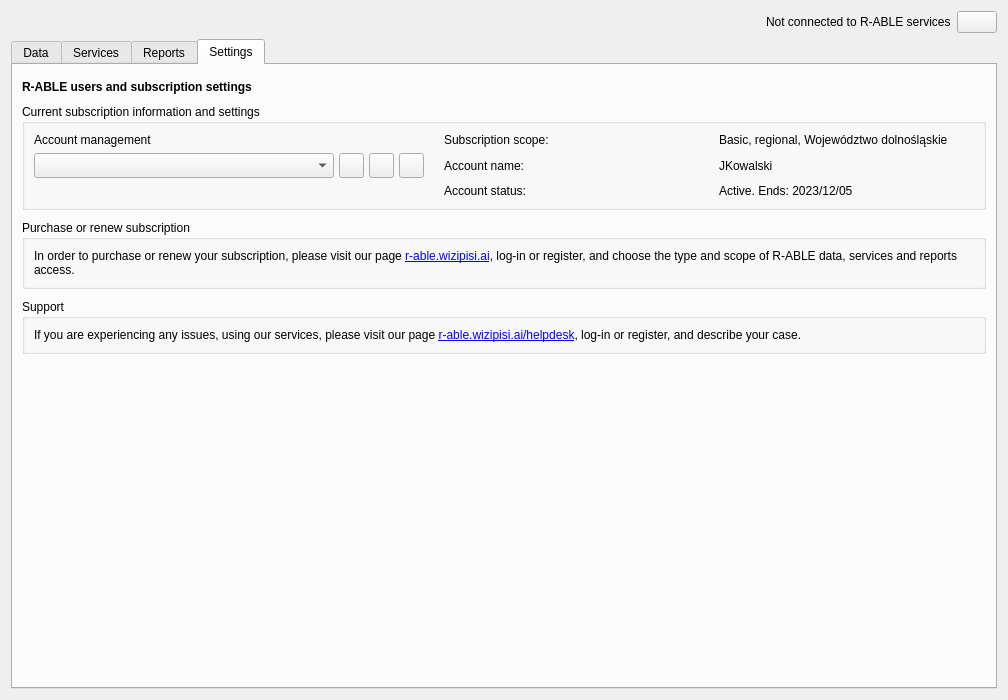
First picture: the form in zip_build/r_able/gui/r_able_dialog_base.ui, repository Przemek2829/r-able, before the edit.
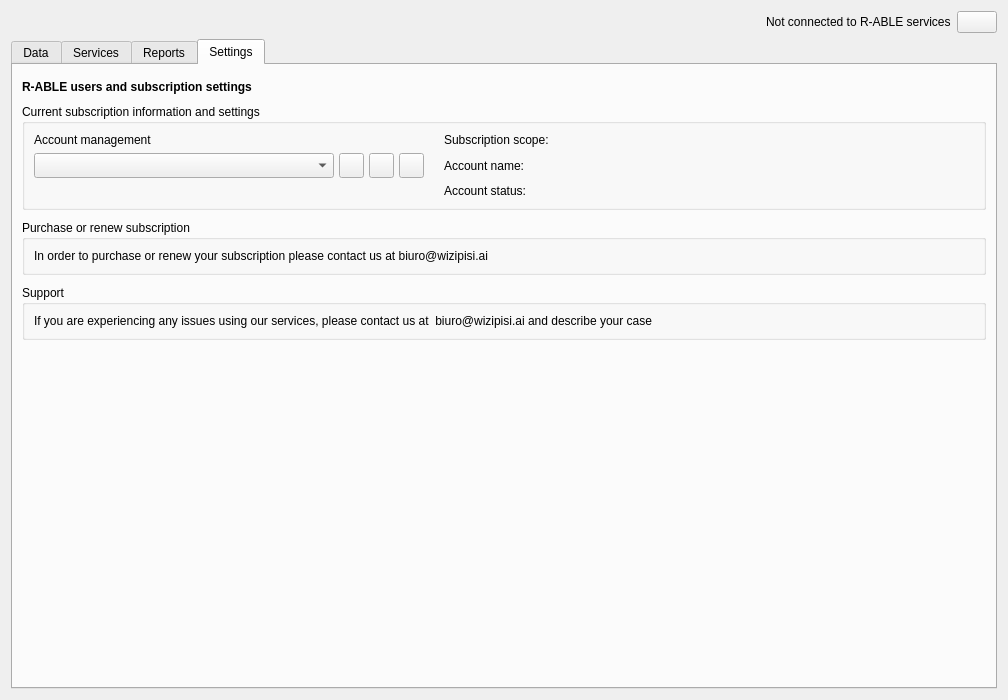
Second picture: the form after the edit. The open tabs and pages were chosen to show the change. Icons and pictures are not drawn.

The edit to the form file:
```diff
--- a/zip_build/r_able/gui/r_able_dialog_base.ui
+++ b/zip_build/r_able/gui/r_able_dialog_base.ui
@@ -1719,14 +1719,14 @@
           <item row="2" column="2">
            <widget class="QLabel" name="settings_account_status_value_label">
             <property name="text">
-             <string>Active. Ends: 2023/12/05</string>
+             <string/>
             </property>
            </widget>
           </item>
           <item row="1" column="2">
            <widget class="QLabel" name="settings_account_name_value_label">
             <property name="text">
-             <string>JKowalski</string>
+             <string/>
             </property>
            </widget>
           </item>
@@ -1845,7 +1845,7 @@
           <item row="0" column="2">
            <widget class="QLabel" name="settings_subscription_value_label">
             <property name="text">
-             <string>Basic, regional, Województwo dolnośląskie</string>
+             <string/>
             </property>
            </widget>
           </item>
@@ -1886,7 +1886,7 @@
              <bool>false</bool>
             </property>
             <property name="text">
-             <string>&lt;html&gt;&lt;head/&gt;&lt;body&gt;&lt;p&gt;In order to purchase or renew your subscription, please visit our page &lt;a href=&quot;https://r-able.wizipisi.ai&quot;&gt;&lt;span style=&quot; text-decoration: underline; color:#0000ff;&quot;&gt;r-able.wizipisi.ai&lt;/span&gt;&lt;/a&gt;, log-in or register, and choose the type and scope of R-ABLE data, services and reports access. &lt;/p&gt;&lt;/body&gt;&lt;/html&gt;</string>
+             <string>In order to purchase or renew your subscription please contact us at biuro@wizipisi.ai</string>
             </property>
             <property name="textFormat">
              <enum>Qt::AutoText</enum>
@@ -1917,7 +1917,7 @@
              <bool>false</bool>
             </property>
             <property name="text">
-             <string>&lt;html&gt;&lt;head/&gt;&lt;body&gt;&lt;p&gt;If you are experiencing any issues, using our services, please visit our page &lt;a href=&quot;https://r-able.wizipisi.ai&quot;&gt;&lt;span style=&quot; text-decoration: underline; color:#0000ff;&quot;&gt;r-able.wizipisi.ai/helpdesk&lt;/span&gt;&lt;/a&gt;, log-in or register, and describe your case.&lt;/p&gt;&lt;/body&gt;&lt;/html&gt;</string>
+             <string>If you are experiencing any issues using our services, please contact us at  biuro@wizipisi.ai and describe your case</string>
             </property>
             <property name="textFormat">
              <enum>Qt::AutoText</enum>
```
